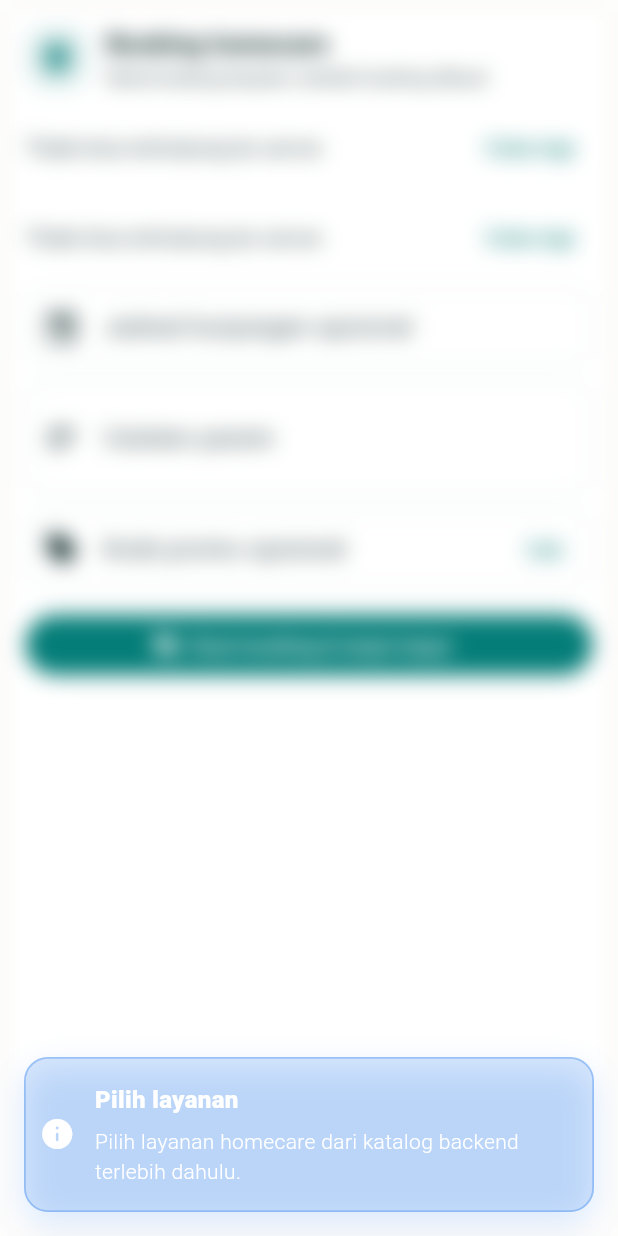
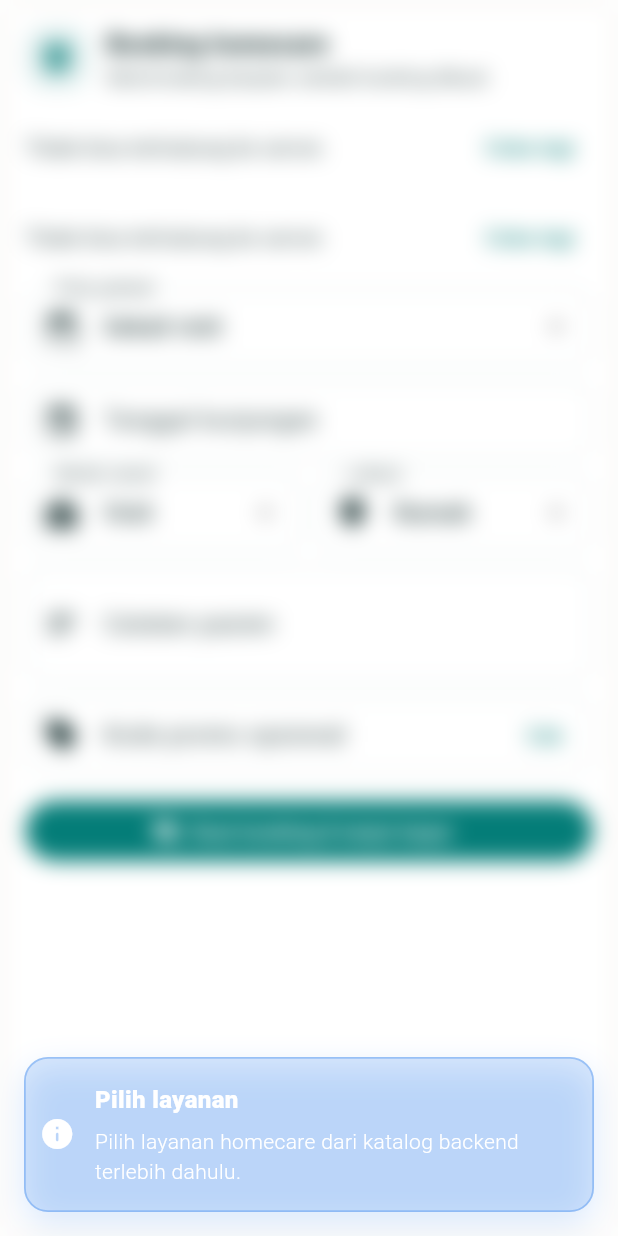
Before and after one commit to notizen-00/perawatku-app, a Flutter app: the ServiceBookingPanel widget shown alone on an empty page, opened directly, after a tap on "Buat booking & lanjut bayar", on a phone screen of 412 x 824 dp. Run offline on Flutter 3.47's test engine with Material 3 defaults, Android fonts, the phone set to English and light mode, and no system bars; our stand-ins replace dio, flutter_map, geocoding, geolocator, get, latlong2 and 1 more; missing offline and left inert: flutter_map_marker_cluster, midtrans_sdk; accounts and stored records are empty; network calls fail.

Commit message:
update : service booking form and visit

```diff
--- a/lib/features/service_booking/domain/repositories/service_booking_repository.dart
+++ b/lib/features/service_booking/domain/repositories/service_booking_repository.dart
@@ -14,6 +14,11 @@ abstract class ServiceBookingRepository {
     int? patientMemberId,
     int? patientAddressId,
     String? scheduledAt,
+    String? visitPlan,
+    String? recurrence,
+    int? visitCount,
+    String? careMode,
+    String? locationType,
     String? notes,
     String? promoCode,
   });
--- a/lib/features/service_booking/presentation/controllers/service_booking_controller.dart
+++ b/lib/features/service_booking/presentation/controllers/service_booking_controller.dart
@@ -92,7 +92,13 @@ class ServiceBookingController extends GetxController {
 
   final TextEditingController notesController = TextEditingController();
   final TextEditingController scheduledAtController = TextEditingController();
+  final TextEditingController visitCountController = TextEditingController(
+    text: '4',
+  );
   final TextEditingController promoCodeController = TextEditingController();
+  final RxString selectedScheduleOption = ServiceScheduleOption.once.obs;
+  final RxString selectedCareMode = ServiceCareMode.visit.obs;
+  final RxString selectedLocationType = ServiceBookingLocationType.home.obs;
 
   int _categoryCatalogRequestId = 0;
   int _categoryServicesRequestId = 0;
@@ -118,6 +124,7 @@ class ServiceBookingController extends GetxController {
   void onClose() {
     notesController.dispose();
     scheduledAtController.dispose();
+    visitCountController.dispose();
     promoCodeController.dispose();
     _midtransService.removeTransactionFinishedCallback();
     stopBookingDetailPolling();
@@ -139,7 +146,11 @@ class ServiceBookingController extends GetxController {
     isPromoValid.value = false;
     notesController.clear();
     scheduledAtController.clear();
+    visitCountController.text = '4';
     promoCodeController.clear();
+    selectedScheduleOption.value = ServiceScheduleOption.once;
+    selectedCareMode.value = ServiceCareMode.visit;
+    selectedLocationType.value = ServiceBookingLocationType.home;
 
     if (reloadCatalog) {
       await loadServiceCategories();
@@ -578,6 +589,13 @@ class ServiceBookingController extends GetxController {
     scheduledAtController.text = _formatDateTimeForBackend(scheduledAt);
   }
 
+  void selectScheduleOption(String option) {
+    selectedScheduleOption.value = option;
+    if (option == ServiceScheduleOption.once) {
+      selectedCareMode.value = ServiceCareMode.visit;
+    }
+  }
+
   Future<void> checkPromoCode() async {
     final service = selectedService.value;
     final code = promoCodeController.text.trim();
@@ -662,6 +680,31 @@ class ServiceBookingController extends GetxController {
       return;
     }
 
+    if (scheduledAtController.text.trim().isEmpty) {
+      AppSnackbar.info(
+        'Pilih tanggal kunjungan',
+        'Tentukan jadwal sebelum membuat booking layanan ini.',
+      );
+      return;
+    }
+
+    final visitCount = _readVisitCount();
+    if (isRecurringSchedule && (visitCount == null || visitCount < 2)) {
+      AppSnackbar.info(
+        'Jumlah kunjungan belum valid',
+        'Isi minimal 2 kunjungan untuk jadwal mingguan atau bulanan.',
+      );
+      return;
+    }
+
+    if (isRecurringSchedule && visitCount != null && visitCount > 52) {
+      AppSnackbar.info(
+        'Jumlah kunjungan terlalu banyak',
+        'Maksimal 52 kunjungan untuk jadwal mingguan atau bulanan.',
+      );
+      return;
+    }
+
     isCreatingBooking.value = true;
 
     try {
@@ -669,6 +712,11 @@ class ServiceBookingController extends GetxController {
         serviceId: service.bookingServiceId,
         patientMemberId: patientMember.id,
         scheduledAt: scheduledAtController.text,
+        visitPlan: isRecurringSchedule ? 'recurring' : 'once',
+        recurrence: isRecurringSchedule ? selectedScheduleOption.value : null,
+        visitCount: isRecurringSchedule ? visitCount : null,
+        careMode: selectedCareMode.value,
+        locationType: selectedLocationType.value,
         notes: notesController.text,
         promoCode: promoCodeController.text,
       );
@@ -984,6 +1032,16 @@ class ServiceBookingController extends GetxController {
     );
   }
 
+  bool get isRecurringSchedule {
+    final option = selectedScheduleOption.value;
+    return option == ServiceScheduleOption.weekly ||
+        option == ServiceScheduleOption.monthly;
+  }
+
+  int? _readVisitCount() {
+    return int.tryParse(visitCountController.text.trim());
+  }
+
   String _formatDateTimeForBackend(DateTime dateTime) {
     final year = dateTime.year.toString().padLeft(4, '0');
     final month = dateTime.month.toString().padLeft(2, '0');
@@ -1033,6 +1091,28 @@ class ServiceBookingController extends GetxController {
   }
 }
 
+class ServiceScheduleOption {
+  const ServiceScheduleOption._();
+
+  static const String once = 'once';
+  static const String weekly = 'weekly';
+  static const String monthly = 'monthly';
+}
+
+class ServiceCareMode {
+  const ServiceCareMode._();
+
+  static const String visit = 'visit';
+  static const String liveIn = 'live_in';
+}
+
+class ServiceBookingLocationType {
+  const ServiceBookingLocationType._();
+
+  static const String home = 'home';
+  static const String hospital = 'hospital';
+}
+
 class ServiceCategoryOption {
   const ServiceCategoryOption({
     required this.key,
--- a/lib/features/service_booking/presentation/widgets/service_booking_panel.dart
+++ b/lib/features/service_booking/presentation/widgets/service_booking_panel.dart
@@ -1,4 +1,5 @@
 import 'package:flutter/material.dart';
+import 'package:flutter/services.dart';
 import 'package:get/get.dart';
 
 import '../../../../core/theme/app_colors.dart';
@@ -40,7 +41,7 @@ class ServiceBookingPanel extends GetView<ServiceBookingController> {
               onChanged: controller.selectPatientMember,
             ),
             const SizedBox(height: 10),
-            _ScheduledAtField(controller: controller),
+            _ScheduleForm(controller: controller),
             const SizedBox(height: 10),
             TextField(
               controller: controller.notesController,
@@ -571,10 +572,137 @@ class _PatientMemberPicker extends StatelessWidget {
   }
 }
 
-class _ScheduledAtField extends StatelessWidget {
-  const _ScheduledAtField({required this.controller});
+class _ScheduleForm extends StatelessWidget {
+  const _ScheduleForm({required this.controller});
 
   final ServiceBookingController controller;
+
+  @override
+  Widget build(BuildContext context) {
+    return Obx(() {
+      final isRecurring = controller.isRecurringSchedule;
+      final selectedSchedule = controller.selectedScheduleOption.value;
+
+      return Column(
+        children: [
+          DropdownButtonFormField<String>(
+            value: selectedSchedule,
+            isExpanded: true,
+            decoration: const InputDecoration(
+              labelText: 'Pola jadwal',
+              prefixIcon: Icon(Icons.event_repeat_rounded),
+            ),
+            items: const [
+              DropdownMenuItem(
+                value: ServiceScheduleOption.once,
+                child: Text('Sekali visit'),
+              ),
+              DropdownMenuItem(
+                value: ServiceScheduleOption.weekly,
+                child: Text('Mingguan'),
+              ),
+              DropdownMenuItem(
+                value: ServiceScheduleOption.monthly,
+                child: Text('Bulanan'),
+              ),
+            ],
+            onChanged: (value) {
+              if (value != null) {
+                controller.selectScheduleOption(value);
+              }
+            },
+          ),
+          const SizedBox(height: 10),
+          _ScheduledAtField(
+            controller: controller,
+            labelText: isRecurring
+                ? 'Tanggal mulai kunjungan'
+                : 'Tanggal kunjungan',
+          ),
+          if (isRecurring) ...[
+            const SizedBox(height: 10),
+            TextField(
+              controller: controller.visitCountController,
+              keyboardType: TextInputType.number,
+              inputFormatters: [FilteringTextInputFormatter.digitsOnly],
+              decoration: const InputDecoration(
+                labelText: 'Jumlah kunjungan',
+                prefixIcon: Icon(Icons.format_list_numbered_rounded),
+                hintText: 'Minimal 2, maksimal 52',
+              ),
+            ),
+          ],
+          const SizedBox(height: 10),
+          Row(
+            children: [
+              Expanded(
+                child: DropdownButtonFormField<String>(
+                  value: controller.selectedCareMode.value,
+                  isExpanded: true,
+                  decoration: const InputDecoration(
+                    labelText: 'Mode rawat',
+                    prefixIcon: Icon(Icons.medical_information_rounded),
+                  ),
+                  items: [
+                    const DropdownMenuItem(
+                      value: ServiceCareMode.visit,
+                      child: Text('Visit'),
+                    ),
+                    DropdownMenuItem(
+                      value: ServiceCareMode.liveIn,
+                      enabled: isRecurring,
+                      child: const Text('Live-in'),
+                    ),
+                  ],
+                  onChanged: (value) {
+                    if (value != null) {
+                      controller.selectedCareMode.value = value;
+                    }
+                  },
+                ),
+              ),
+              const SizedBox(width: 10),
+              Expanded(
+                child: DropdownButtonFormField<String>(
+                  value: controller.selectedLocationType.value,
+                  isExpanded: true,
+                  decoration: const InputDecoration(
+                    labelText: 'Lokasi',
+                    prefixIcon: Icon(Icons.location_on_rounded),
+                  ),
+                  items: const [
+                    DropdownMenuItem(
+                      value: ServiceBookingLocationType.home,
+                      child: Text('Rumah'),
+                    ),
+                    DropdownMenuItem(
+                      value: ServiceBookingLocationType.hospital,
+                      child: Text('RS'),
+                    ),
+                  ],
+                  onChanged: (value) {
+                    if (value != null) {
+                      controller.selectedLocationType.value = value;
+                    }
+                  },
+                ),
+              ),
+            ],
+          ),
+        ],
+      );
+    });
+  }
+}
+
+class _ScheduledAtField extends StatelessWidget {
+  const _ScheduledAtField({
+    required this.controller,
+    required this.labelText,
+  });
+
+  final ServiceBookingController controller;
+  final String labelText;
 
   @override
   Widget build(BuildContext context) {
@@ -606,9 +734,9 @@ class _ScheduledAtField extends StatelessWidget {
         await controller.pickScheduledAt(date, time);
       },
       decoration: InputDecoration(
-        labelText: 'Jadwal kunjungan opsional',
+        labelText: labelText,
         prefixIcon: const Icon(Icons.event_rounded),
-        hintText: 'Pilih tanggal dan jam',
+        hintText: 'Pilih tanggal dan jam mulai',
         suffixIcon: controller.scheduledAtController.text.trim().isEmpty
             ? null
             : IconButton(
```
Also changed, not shown: lib/features/service_booking/data/datasources/service_booking_remote_data_source.dart (+19 -0 lines), lib/features/service_booking/data/repositories/service_booking_repository_impl.dart (+10 -0 lines), lib/features/service_booking/domain/usecases/create_service_booking_use_case.dart (+10 -0 lines), 1 other file.
